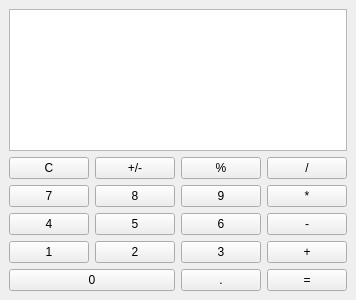
Old version of the form QT_calculator/main_window.ui in the repository bshanae/__misc.
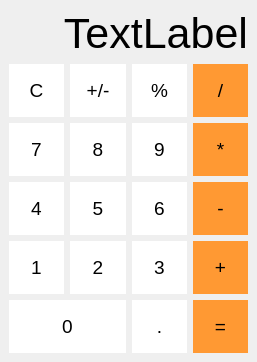
New version of the form.

Commit message: QT_Calculator : Better style

```diff
--- a/QT_calculator/main_window.ui
+++ b/QT_calculator/main_window.ui
@@ -6,17 +6,38 @@
    <rect>
     <x>0</x>
     <y>0</y>
-    <width>313</width>
-    <height>300</height>
+    <width>257</width>
+    <height>360</height>
    </rect>
   </property>
+  <property name="sizePolicy">
+   <sizepolicy hsizetype="Fixed" vsizetype="Fixed">
+    <horstretch>0</horstretch>
+    <verstretch>0</verstretch>
+   </sizepolicy>
+  </property>
   <property name="windowTitle">
    <string>main_window</string>
   </property>
   <widget class="QWidget" name="centralwidget">
    <layout class="QVBoxLayout" name="verticalLayout_2">
     <item>
-     <widget class="QTextBrowser" name="text_browser"/>
+     <widget class="QLabel" name="label">
+      <property name="font">
+       <font>
+        <pointsize>32</pointsize>
+       </font>
+      </property>
+      <property name="styleSheet">
+       <string notr="true"/>
+      </property>
+      <property name="text">
+       <string>TextLabel</string>
+      </property>
+      <property name="alignment">
+       <set>Qt::AlignRight|Qt::AlignTrailing|Qt::AlignVCenter</set>
+      </property>
+     </widget>
     </item>
     <item>
      <layout class="QVBoxLayout" name="verticalLayout">
@@ -30,6 +51,25 @@
         </property>
         <item row="2" column="0">
          <widget class="QPushButton" name="button_4">
+          <property name="font">
+           <font>
+            <pointsize>14</pointsize>
+           </font>
+          </property>
+          <property name="styleSheet">
+           <string notr="true">QPushButton
+{
+	background-color : white;
+	border : none;
+	color : black;
+	padding : 15px 15px;
+}
+
+QPushButton:pressed
+{
+	background-color : silver;
+}</string>
+          </property>
           <property name="text">
            <string>4</string>
           </property>
@@ -37,6 +77,25 @@
         </item>
         <item row="2" column="2">
          <widget class="QPushButton" name="button_6">
+          <property name="font">
+           <font>
+            <pointsize>14</pointsize>
+           </font>
+          </property>
+          <property name="styleSheet">
+           <string notr="true">QPushButton
+{
+	background-color : white;
+	border : none;
+	color : black;
+	padding : 15px 15px;
+}
+
+QPushButton:pressed
+{
+	background-color : silver;
+}</string>
+          </property>
           <property name="text">
            <string>6</string>
           </property>
@@ -44,6 +103,25 @@
         </item>
         <item row="1" column="3">
          <widget class="QPushButton" name="button_multiply">
+          <property name="font">
+           <font>
+            <pointsize>14</pointsize>
+           </font>
+          </property>
+          <property name="styleSheet">
+           <string notr="true">QPushButton
+{
+	background-color : #FF9933;
+	border : none;
+	color : black;
+	padding : 15px 15px;
+}
+
+QPushButton:pressed
+{
+	background-color : #FF9966;
+}</string>
+          </property>
           <property name="text">
            <string>*</string>
           </property>
@@ -51,6 +129,25 @@
         </item>
         <item row="2" column="1">
          <widget class="QPushButton" name="button_5">
+          <property name="font">
+           <font>
+            <pointsize>14</pointsize>
+           </font>
+          </property>
+          <property name="styleSheet">
+           <string notr="true">QPushButton
+{
+	background-color : white;
+	border : none;
+	color : black;
+	padding : 15px 15px;
+}
+
+QPushButton:pressed
+{
+	background-color : silver;
+}</string>
+          </property>
           <property name="text">
            <string>5</string>
           </property>
@@ -58,6 +155,25 @@
         </item>
         <item row="3" column="1">
          <widget class="QPushButton" name="button_2">
+          <property name="font">
+           <font>
+            <pointsize>14</pointsize>
+           </font>
+          </property>
+          <property name="styleSheet">
+           <string notr="true">QPushButton
+{
+	background-color : white;
+	border : none;
+	color : black;
+	padding : 15px 15px;
+}
+
+QPushButton:pressed
+{
+	background-color : silver;
+}</string>
+          </property>
           <property name="text">
            <string>2</string>
           </property>
@@ -65,6 +181,25 @@
         </item>
         <item row="3" column="0">
          <widget class="QPushButton" name="button_1">
+          <property name="font">
+           <font>
+            <pointsize>14</pointsize>
+           </font>
+          </property>
+          <property name="styleSheet">
+           <string notr="true">QPushButton
+{
+	background-color : white;
+	border : none;
+	color : black;
+	padding : 15px 15px;
+}
+
+QPushButton:pressed
+{
+	background-color : silver;
+}</string>
+          </property>
           <property name="text">
            <string>1</string>
           </property>
@@ -72,6 +207,25 @@
         </item>
         <item row="4" column="2">
          <widget class="QPushButton" name="button_dot">
+          <property name="font">
+           <font>
+            <pointsize>14</pointsize>
+           </font>
+          </property>
+          <property name="styleSheet">
+           <string notr="true">QPushButton
+{
+	background-color : white;
+	border : none;
+	color : black;
+	padding : 15px 15px;
+}
+
+QPushButton:pressed
+{
+	background-color : silver;
+}</string>
+          </property>
           <property name="text">
            <string>.</string>
           </property>
@@ -79,6 +233,25 @@
         </item>
         <item row="0" column="0">
          <widget class="QPushButton" name="button_clear">
+          <property name="font">
+           <font>
+            <pointsize>14</pointsize>
+           </font>
+          </property>
+          <property name="styleSheet">
+           <string notr="true">QPushButton
+{
+	background-color : white;
+	border : none;
+	color : black;
+	padding : 15px 15px;
+}
+
+QPushButton:pressed
+{
+	background-color : silver;
+}</string>
+          </property>
           <property name="text">
            <string>C</string>
           </property>
@@ -86,6 +259,25 @@
         </item>
         <item row="0" column="3">
          <widget class="QPushButton" name="button_divide">
+          <property name="font">
+           <font>
+            <pointsize>14</pointsize>
+           </font>
+          </property>
+          <property name="styleSheet">
+           <string notr="true">QPushButton
+{
+	background-color : #FF9933;
+	border : none;
+	color : black;
+	padding : 15px 15px;
+}
+
+QPushButton:pressed
+{
+	background-color : #FF9966;
+}</string>
+          </property>
           <property name="text">
            <string>/</string>
           </property>
@@ -93,6 +285,25 @@
         </item>
         <item row="2" column="3">
          <widget class="QPushButton" name="button_substract">
+          <property name="font">
+           <font>
+            <pointsize>14</pointsize>
+           </font>
+          </property>
+          <property name="styleSheet">
+           <string notr="true">QPushButton
+{
+	background-color : #FF9933;
+	border : none;
+	color : black;
+	padding : 15px 15px;
+}
+
+QPushButton:pressed
+{
+	background-color : #FF9966;
+}</string>
+          </property>
           <property name="text">
            <string>-</string>
           </property>
@@ -100,6 +311,25 @@
         </item>
         <item row="0" column="2">
          <widget class="QPushButton" name="button_percent">
+          <property name="font">
+           <font>
+            <pointsize>14</pointsize>
+           </font>
+          </property>
+          <property name="styleSheet">
+           <string notr="true">QPushButton
+{
+	background-color : white;
+	border : none;
+	color : black;
+	padding : 15px 15px;
+}
+
+QPushButton:pressed
+{
+	background-color : silver;
+}</string>
+          </property>
           <property name="text">
            <string>%</string>
           </property>
@@ -107,6 +337,25 @@
         </item>
         <item row="1" column="0">
          <widget class="QPushButton" name="button_7">
+          <property name="font">
+           <font>
+            <pointsize>14</pointsize>
+           </font>
+          </property>
+          <property name="styleSheet">
+           <string notr="true">QPushButton
+{
+	background-color : white;
+	border : none;
+	color : black;
+	padding : 15px 15px;
+}
+
+QPushButton:pressed
+{
+	background-color : silver;
+}</string>
+          </property>
           <property name="text">
            <string>7</string>
           </property>
@@ -114,6 +363,25 @@
         </item>
         <item row="4" column="3">
          <widget class="QPushButton" name="button_evaluate">
+          <property name="font">
+           <font>
+            <pointsize>14</pointsize>
+           </font>
+          </property>
+          <property name="styleSheet">
+           <string notr="true">QPushButton
+{
+	background-color : #FF9933;
+	border : none;
+	color : black;
+	padding : 15px 15px;
+}
+
+QPushButton:pressed
+{
+	background-color : #FF9966;
+}</string>
+          </property>
           <property name="text">
            <string>=</string>
           </property>
@@ -121,6 +389,25 @@
         </item>
         <item row="0" column="1">
          <widget class="QPushButton" name="button_sign">
+          <property name="font">
+           <font>
+            <pointsize>14</pointsize>
+           </font>
+          </property>
+          <property name="styleSheet">
+           <string notr="true">QPushButton
+{
+	background-color : white;
+	border : none;
+	color : black;
+	padding : 15px 15px;
+}
+
+QPushButton:pressed
+{
+	background-color : silver;
+}</string>
+          </property>
           <property name="text">
            <string>+/-</string>
           </property>
@@ -128,6 +415,25 @@
         </item>
         <item row="1" column="2">
          <widget class="QPushButton" name="button_9">
+          <property name="font">
+           <font>
+            <pointsize>14</pointsize>
+           </font>
+          </property>
+          <property name="styleSheet">
+           <string notr="true">QPushButton
+{
+	background-color : white;
+	border : none;
+	color : black;
+	padding : 15px 15px;
+}
+
+QPushButton:pressed
+{
+	background-color : silver;
+}</string>
+          </property>
           <property name="text">
            <string>9</string>
           </property>
@@ -135,6 +441,25 @@
         </item>
         <item row="4" column="0" colspan="2">
          <widget class="QPushButton" name="button_0">
+          <property name="font">
+           <font>
+            <pointsize>14</pointsize>
+           </font>
+          </property>
+          <property name="styleSheet">
+           <string notr="true">QPushButton
+{
+	background-color : white;
+	border : none;
+	color : black;
+	padding : 15px 15px;
+}
+
+QPushButton:pressed
+{
+	background-color : silver;
+}</string>
+          </property>
           <property name="text">
            <string>0</string>
           </property>
@@ -142,6 +467,25 @@
         </item>
         <item row="1" column="1">
          <widget class="QPushButton" name="button_8">
+          <property name="font">
+           <font>
+            <pointsize>14</pointsize>
+           </font>
+          </property>
+          <property name="styleSheet">
+           <string notr="true">QPushButton
+{
+	background-color : white;
+	border : none;
+	color : black;
+	padding : 15px 15px;
+}
+
+QPushButton:pressed
+{
+	background-color : silver;
+}</string>
+          </property>
           <property name="text">
            <string>8</string>
           </property>
@@ -149,6 +493,25 @@
         </item>
         <item row="3" column="2">
          <widget class="QPushButton" name="button_3">
+          <property name="font">
+           <font>
+            <pointsize>14</pointsize>
+           </font>
+          </property>
+          <property name="styleSheet">
+           <string notr="true">QPushButton
+{
+	background-color : white;
+	border : none;
+	color : black;
+	padding : 15px 15px;
+}
+
+QPushButton:pressed
+{
+	background-color : silver;
+}</string>
+          </property>
           <property name="text">
            <string>3</string>
           </property>
@@ -156,6 +519,25 @@
         </item>
         <item row="3" column="3">
          <widget class="QPushButton" name="button_add">
+          <property name="font">
+           <font>
+            <pointsize>14</pointsize>
+           </font>
+          </property>
+          <property name="styleSheet">
+           <string notr="true">QPushButton
+{
+	background-color : #FF9933;
+	border : none;
+	color : black;
+	padding : 15px 15px;
+}
+
+QPushButton:pressed
+{
+	background-color : #FF9966;
+}</string>
+          </property>
           <property name="text">
            <string>+</string>
           </property>
```
Left out of the diff: 6 changed lines with no effect on the pictures. The commit also changes 1 other file.
